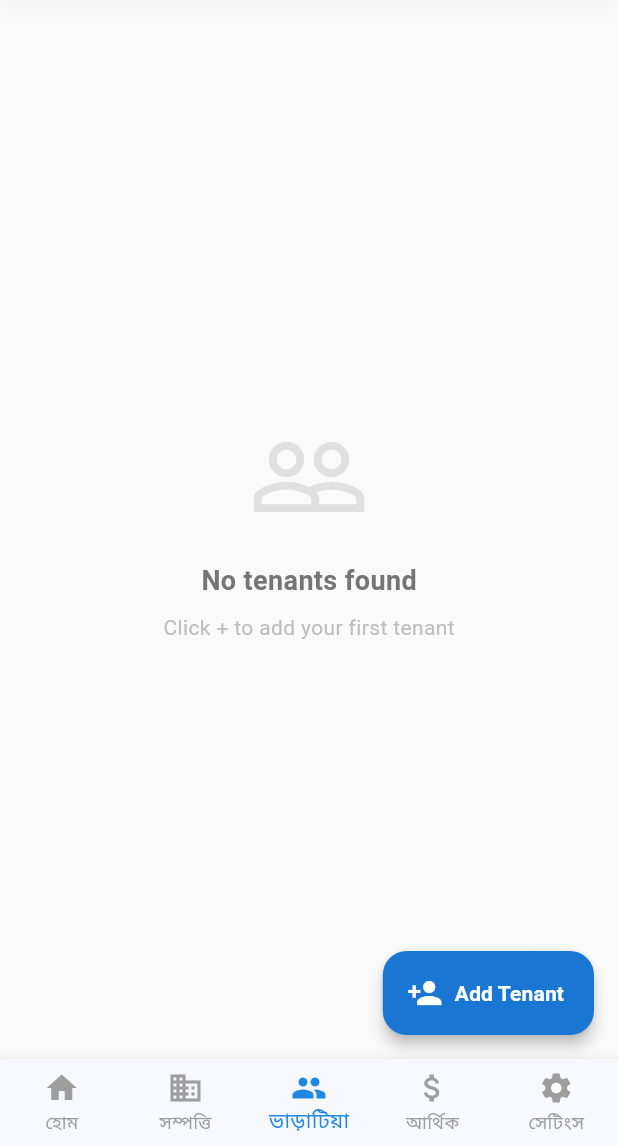
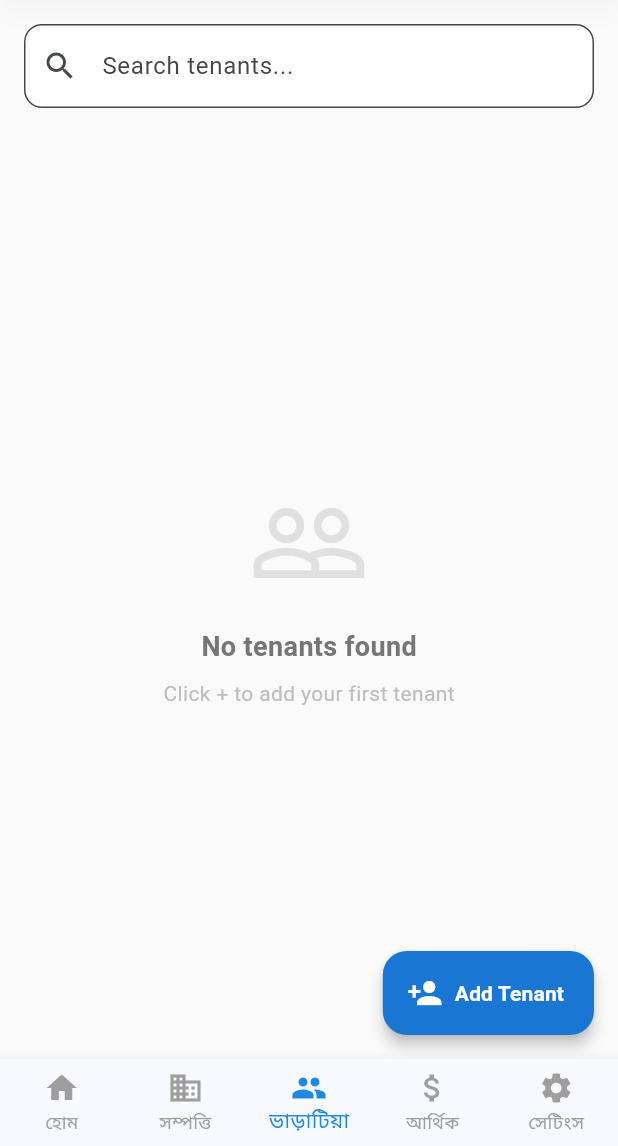
Before and after one commit to revansGIT/Home_rental_management, a Flutter app: the screen it shows after launch, item 3 of the bottom bar chosen, on a phone screen of 412 x 824 dp, the part 90-1236 px from its top. Run offline on Flutter 3.47's test engine with Material 3 defaults, Android fonts, the phone set to English and light mode, and no system bars; our stand-ins replace csv, fl_chart, flutter_local_notifications, go_router, hive, hive_flutter and 5 more; accounts and stored records are empty.

Commit message:
feat: implement financial reports, property list, and tenant list screens with CSV export functionality

```diff
--- a/lib/features/tenants/presentation/screens/tenant_list_screen.dart
+++ b/lib/features/tenants/presentation/screens/tenant_list_screen.dart
@@ -6,14 +6,25 @@ import '../../../../core/widgets/custom_app_bar.dart';
 import '../providers/tenant_provider.dart';
 import '../widgets/add_tenant_dialog.dart';
 
-class TenantListScreen extends StatelessWidget {
+class TenantListScreen extends StatefulWidget {
   const TenantListScreen({super.key});
+
+  @override
+  State<TenantListScreen> createState() => _TenantListScreenState();
+}
+
+class _TenantListScreenState extends State<TenantListScreen> {
+  String _searchQuery = '';
 
   @override
   Widget build(BuildContext context) {
     final localizations = AppLocalizations.of(context)!;
     final tenantProv = context.watch<TenantProvider>();
-    final tenants = tenantProv.tenants;
+    final tenants = tenantProv.tenants.where((t) {
+      if (_searchQuery.isEmpty) return true;
+      return t.name.toLowerCase().contains(_searchQuery.toLowerCase()) ||
+             t.phone.contains(_searchQuery);
+    }).toList();
 
     return Scaffold(
       backgroundColor: Colors.grey[50],
@@ -37,7 +48,29 @@ class TenantListScreen extends StatelessWidget {
           ),
         ],
       ),
-      body: tenants.isEmpty
+      body: Column(
+        children: [
+          Padding(
+            padding: const EdgeInsets.all(16.0),
+            child: TextField(
+              decoration: InputDecoration(
+                hintText: 'Search tenants...',
+                prefixIcon: const Icon(Icons.search),
+                border: OutlineInputBorder(
+                  borderRadius: BorderRadius.circular(12),
+                ),
+                filled: true,
+                fillColor: Colors.white,
+              ),
+              onChanged: (value) {
+                setState(() {
+                  _searchQuery = value;
+                });
+              },
+            ),
+          ),
+          Expanded(
+            child: tenants.isEmpty
                 ? Center(
                     child: Column(
                       mainAxisAlignment: MainAxisAlignment.center,
@@ -90,6 +123,9 @@ class TenantListScreen extends StatelessWidget {
                 );
               },
             ),
+          ),
+        ],
+      ),
       floatingActionButton: FloatingActionButton.extended(
         onPressed: () {
           showDialog(
--- a/pubspec.yaml
+++ b/pubspec.yaml
@@ -23,6 +23,10 @@ dependencies:
   url_launcher: ^6.3.2
   flutter_local_notifications: ^21.0.0
   timezone: ^0.11.0
+  fl_chart: ^1.2.0
+  csv: ^8.0.0
+  path_provider: ^2.1.5
+  share_plus: ^13.1.0
 
 dev_dependencies:
   flutter_test:
```
Also changed, not shown: lib/features/finance/presentation/screens/financial_reports_screen.dart (+85 -5 lines), lib/features/properties/presentation/screens/property_list_screen.dart (+18 -2 lines), pubspec.lock. Lines whose indentation alone changed are shown as unchanged.
